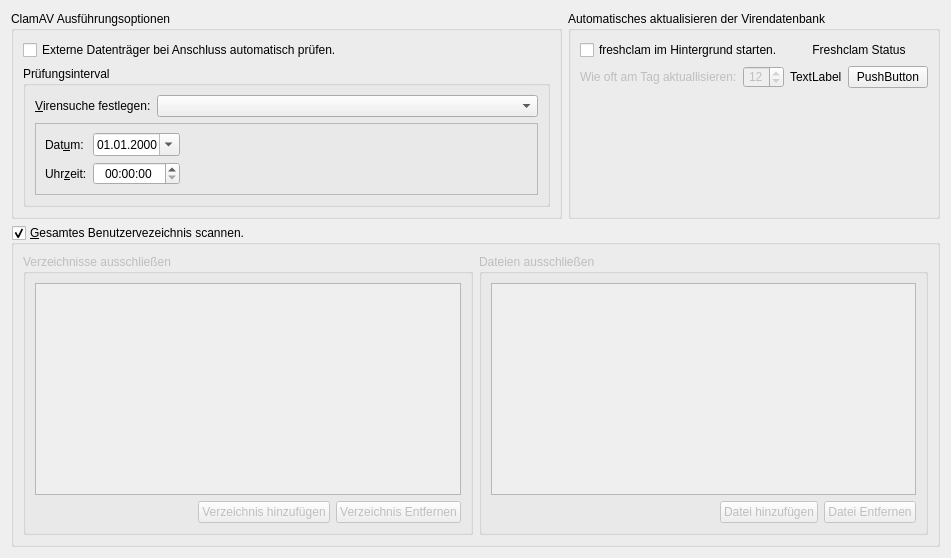
This is ui/tabscanscheduling.ui in elgolondrino/clamui as Qt 5 draws it before an edit. The edited form follows.
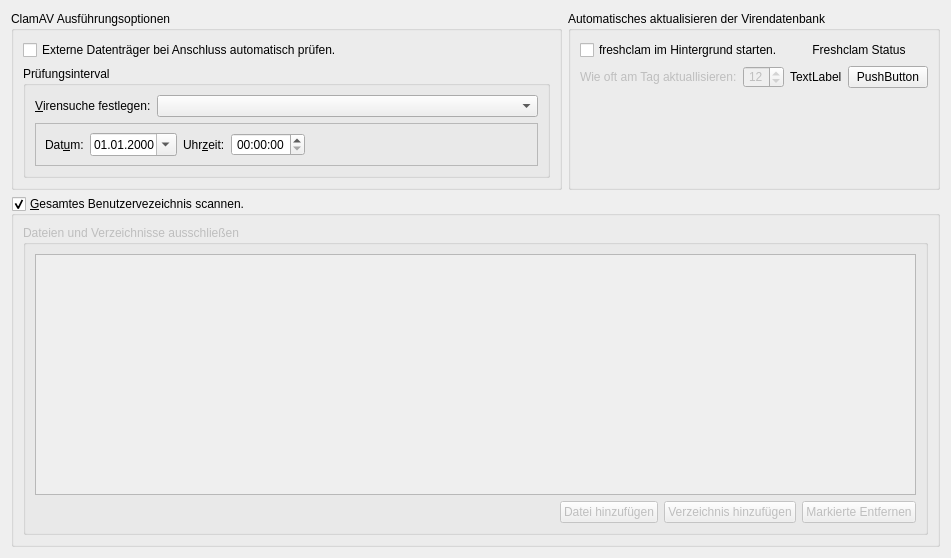
This is the edited form. Icons and pictures are not drawn.

Patch:
```diff
--- a/ui/tabscanscheduling.ui
+++ b/ui/tabscanscheduling.ui
@@ -74,30 +74,7 @@
              </property>
              <layout class="QVBoxLayout" name="verticalLayout_5">
               <item>
-               <layout class="QGridLayout" name="gridLayout_DateTime" columnstretch="0,0,0">
-                <item row="1" column="1">
-                 <widget class="QTimeEdit" name="timeEdit_ScheduleTime">
-                  <property name="alignment">
-                   <set>Qt::AlignCenter</set>
-                  </property>
-                  <property name="currentSectionIndex">
-                   <number>0</number>
-                  </property>
-                 </widget>
-                </item>
-                <item row="0" column="1">
-                 <widget class="QDateEdit" name="dateEdit_ScheduleDate">
-                  <property name="alignment">
-                   <set>Qt::AlignCenter</set>
-                  </property>
-                  <property name="displayFormat">
-                   <string>dd.MM.yyyy</string>
-                  </property>
-                  <property name="calendarPopup">
-                   <bool>true</bool>
-                  </property>
-                 </widget>
-                </item>
+               <layout class="QGridLayout" name="gridLayout_DateTime" columnstretch="0,0,0,0,0">
                 <item row="0" column="0">
                  <widget class="QLabel" name="label_ScheduleDate">
                   <property name="text">
@@ -108,7 +85,7 @@
                   </property>
                  </widget>
                 </item>
-                <item row="1" column="0">
+                <item row="0" column="2">
                  <widget class="QLabel" name="label_ScheduleTime">
                   <property name="text">
                    <string>Uhr&amp;zeit:</string>
@@ -118,7 +95,7 @@
                   </property>
                  </widget>
                 </item>
-                <item row="0" column="2">
+                <item row="0" column="4">
                  <spacer name="horizontalSpacer_3">
                   <property name="orientation">
                    <enum>Qt::Horizontal</enum>
@@ -131,6 +108,29 @@
                   </property>
                  </spacer>
                 </item>
+                <item row="0" column="1">
+                 <widget class="QDateEdit" name="dateEdit_ScheduleDate">
+                  <property name="alignment">
+                   <set>Qt::AlignCenter</set>
+                  </property>
+                  <property name="displayFormat">
+                   <string>dd.MM.yyyy</string>
+                  </property>
+                  <property name="calendarPopup">
+                   <bool>true</bool>
+                  </property>
+                 </widget>
+                </item>
+                <item row="0" column="3">
+                 <widget class="QTimeEdit" name="timeEdit_ScheduleTime">
+                  <property name="alignment">
+                   <set>Qt::AlignCenter</set>
+                  </property>
+                  <property name="currentSectionIndex">
+                   <number>0</number>
+                  </property>
+                 </widget>
+                </item>
                </layout>
               </item>
              </layout>
@@ -244,7 +244,7 @@
          <bool>false</bool>
         </property>
         <property name="title">
-         <string>Verzeichnisse ausschließen</string>
+         <string>Dateien und Verzeichnisse ausschließen</string>
         </property>
         <layout class="QVBoxLayout" name="verticalLayout">
          <item>
@@ -296,6 +296,16 @@
              </property>
             </spacer>
            </item>
+           <item>
+            <widget class="QPushButton" name="pushButton_FilesExclude">
+             <property name="text">
+              <string>Datei hinzufügen</string>
+             </property>
+             <property name="icon">
+              <iconset theme="document-open-folder"/>
+             </property>
+            </widget>
+           </item>
            <item>
             <widget class="QPushButton" name="pushButton_DirectoriesExclude">
              <property name="toolTip">
@@ -317,97 +327,7 @@
               <string>Ausgewähltes Verzeichnis entfernen.</string>
              </property>
              <property name="text">
-              <string>Verzeichnis Entfernen</string>
-             </property>
-             <property name="icon">
-              <iconset theme="edit-clear-list">
-               <normaloff/>
-              </iconset>
-             </property>
-            </widget>
-           </item>
-          </layout>
-         </item>
-        </layout>
-       </widget>
-      </item>
-      <item>
-       <widget class="QGroupBox" name="groupBox_ExlcludeFile">
-        <property name="enabled">
-         <bool>false</bool>
-        </property>
-        <property name="title">
-         <string>Dateien ausschließen</string>
-        </property>
-        <layout class="QVBoxLayout" name="verticalLayout_3">
-         <item>
-          <widget class="QTableView" name="tableView_FilesExclude">
-           <property name="toolTip">
-            <string>Dateien die von der Überprüfung ausgeschlossen werden.</string>
-           </property>
-           <property name="editTriggers">
-            <set>QAbstractItemView::NoEditTriggers</set>
-           </property>
-           <property name="alternatingRowColors">
-            <bool>true</bool>
-           </property>
-           <property name="selectionMode">
-            <enum>QAbstractItemView::MultiSelection</enum>
-           </property>
-           <property name="selectionBehavior">
-            <enum>QAbstractItemView::SelectRows</enum>
-           </property>
-           <property name="cornerButtonEnabled">
-            <bool>false</bool>
-           </property>
-           <attribute name="horizontalHeaderVisible">
-            <bool>false</bool>
-           </attribute>
-           <attribute name="horizontalHeaderStretchLastSection">
-            <bool>true</bool>
-           </attribute>
-           <attribute name="verticalHeaderVisible">
-            <bool>false</bool>
-           </attribute>
-          </widget>
-         </item>
-         <item>
-          <layout class="QHBoxLayout" name="horizontalLayout_3">
-           <item>
-            <spacer name="horizontalSpacer_2">
-             <property name="orientation">
-              <enum>Qt::Horizontal</enum>
-             </property>
-             <property name="sizeHint" stdset="0">
-              <size>
-               <width>40</width>
-               <height>20</height>
-              </size>
-             </property>
-            </spacer>
-           </item>
-           <item>
-            <widget class="QPushButton" name="pushButton_OpenDirExclude">
-             <property name="toolTip">
-              <string>Dateien auswählen, die von ClamAV nicht überprüft werden sollen.</string>
-             </property>
-             <property name="text">
-              <string>Datei hinzufügen</string>
-             </property>
-             <property name="icon">
-              <iconset theme="document-open-folder">
-               <normaloff/>
-              </iconset>
-             </property>
-            </widget>
-           </item>
-           <item>
-            <widget class="QPushButton" name="pushButton_ClearListExcludeFiles">
-             <property name="toolTip">
-              <string>Ausgewählte Datei entfernen.</string>
-             </property>
-             <property name="text">
-              <string>Datei Entfernen</string>
+              <string>Markierte Entfernen</string>
              </property>
              <property name="icon">
               <iconset theme="edit-clear-list">
```
Left out of the diff: 15 changed lines with no effect on the pictures.
